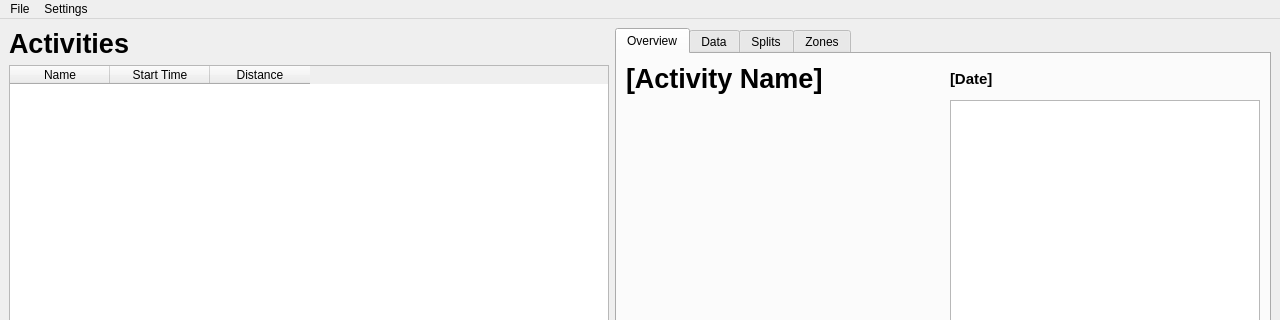
TomFryers/activate, file main.ui: the form before one commit; both pictures show x 0 to 1280 and y 0 to 320 of the 1280 by 720 pixel window.
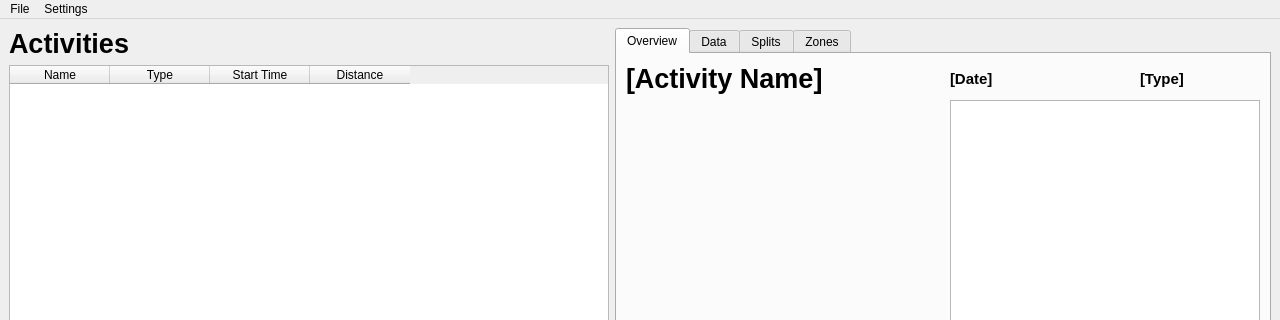
The form after the commit. Custom widgets are drawn as their Qt base class.

Commit message: Add support for activity types

Patch:
```diff
--- a/main.ui
+++ b/main.ui
@@ -64,13 +64,18 @@
          <bool>false</bool>
         </property>
         <property name="columnCount">
-         <number>3</number>
+         <number>4</number>
         </property>
         <column>
          <property name="text">
           <string>Name</string>
          </property>
         </column>
+        <column>
+         <property name="text">
+          <string>Type</string>
+         </property>
+        </column>
         <column>
          <property name="text">
           <string>Start Time</string>
@@ -94,9 +99,59 @@
        <attribute name="title">
         <string>Overview</string>
        </attribute>
-       <layout class="QVBoxLayout" name="verticalLayout">
+       <layout class="QGridLayout" name="gridLayout">
+        <item row="0" column="0">
+         <widget class="QLabel" name="activity_name_label">
+          <property name="font">
+           <font>
+            <pointsize>20</pointsize>
+            <weight>75</weight>
+            <bold>true</bold>
+           </font>
+          </property>
+          <property name="text">
+           <string>[Activity Name]</string>
+          </property>
+         </widget>
+        </item>
+        <item row="0" column="1">
+         <layout class="QHBoxLayout" name="date_activity_type_area">
         <item>
-         <layout class="QGridLayout" name="overview_layout">
+           <widget class="QLabel" name="date_time_label">
+            <property name="font">
+             <font>
+              <pointsize>11</pointsize>
+              <weight>75</weight>
+              <bold>true</bold>
+             </font>
+            </property>
+            <property name="text">
+             <string>[Date]</string>
+            </property>
+           </widget>
+          </item>
+          <item>
+           <widget class="QLabel" name="activity_type_label">
+            <property name="maximumSize">
+             <size>
+              <width>120</width>
+              <height>16777215</height>
+             </size>
+            </property>
+            <property name="font">
+             <font>
+              <pointsize>11</pointsize>
+              <weight>75</weight>
+              <bold>true</bold>
+             </font>
+            </property>
+            <property name="text">
+             <string>[Type]</string>
+            </property>
+           </widget>
+          </item>
+         </layout>
+        </item>
           <item row="1" column="0">
            <layout class="QGridLayout" name="map_container"/>
           </item>
@@ -145,36 +200,6 @@
             <column/>
             <column/>
            </widget>
-          </item>
-          <item row="0" column="0">
-           <widget class="QLabel" name="activity_name_label">
-            <property name="font">
-             <font>
-              <pointsize>20</pointsize>
-              <weight>75</weight>
-              <bold>true</bold>
-             </font>
-            </property>
-            <property name="text">
-             <string>[Activity Name]</string>
-            </property>
-           </widget>
-          </item>
-          <item row="0" column="1">
-           <widget class="QLabel" name="date_time_label">
-            <property name="font">
-             <font>
-              <pointsize>11</pointsize>
-              <weight>75</weight>
-              <bold>true</bold>
-             </font>
-            </property>
-            <property name="text">
-             <string>[Date]</string>
-            </property>
-           </widget>
-          </item>
-         </layout>
         </item>
        </layout>
       </widget>
```
Lines whose indentation alone changed are shown as unchanged. The commit also changes 6 other files.
